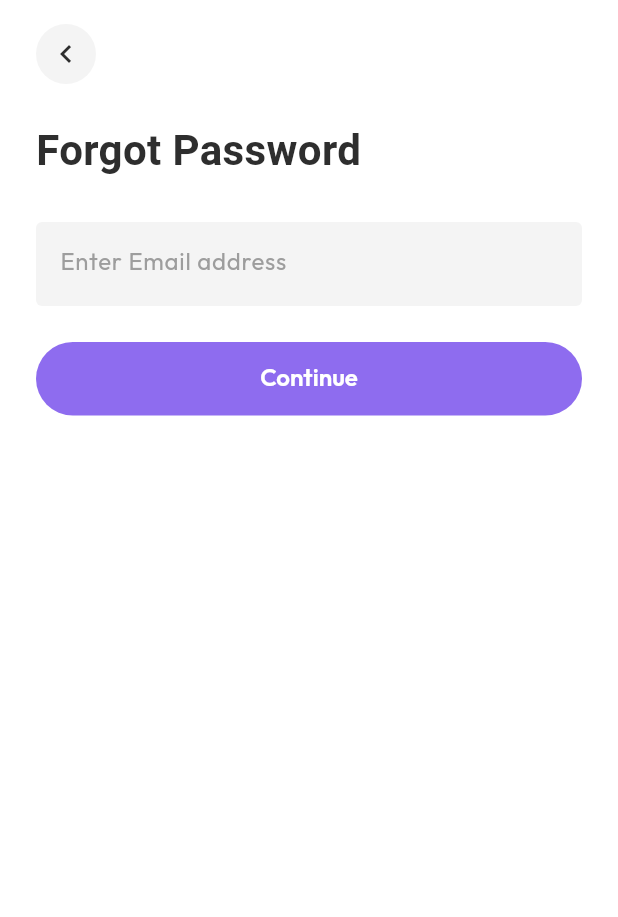
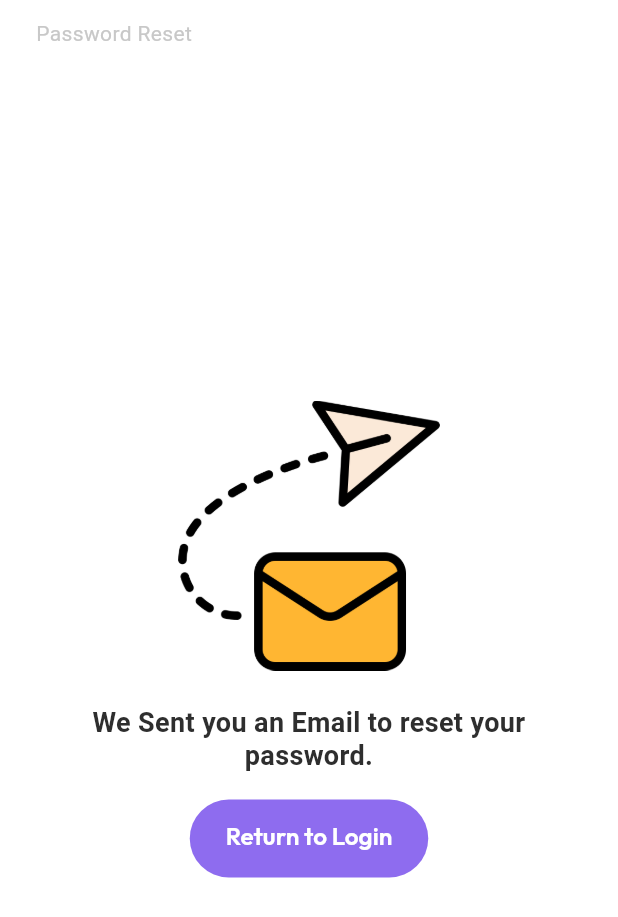
Before and after one commit to kurachix/componentesflutter, a Flutter app: the ForgotPasswordScreen screen opened by its route, after a tap on "Continue", on a phone screen of 412 x 824 dp. Shown: the top 917 px of the screen. Run offline on Flutter 3.47's test engine with Material 3 defaults, Android fonts, the phone set to English and light mode, and no system bars; our stand-ins replace device_preview, google_fonts.

```diff
--- a/lib/main.dart
+++ b/lib/main.dart
@@ -35,6 +35,7 @@ class MyApp extends StatelessWidget {
         '/password': (_) => const PasswordLoginScreen(),
         '/create-account': (_) => const CreateAccountScreen(),
         '/forgot-password': (_) => const ForgotPasswordScreen(),
+        '/reset-sent': (_) => const ResetSentScreen(),
       },
     );
   }
@@ -264,6 +265,14 @@ class CreateAccountScreen extends StatelessWidget {
 class ForgotPasswordScreen extends StatelessWidget {
   const ForgotPasswordScreen({super.key});
 
+  void _openResetSentPage(BuildContext context) {
+    Navigator.of(context).push(
+      MaterialPageRoute<void>(
+        builder: (_) => const ResetSentScreen(),
+      ),
+    );
+  }
+
   @override
   Widget build(BuildContext context) {
     return Scaffold(
@@ -302,7 +311,7 @@ class ForgotPasswordScreen extends StatelessWidget {
                   BotaoPadrao(
                     text: 'Continue',
                     width: double.infinity,
-                    onPressed: () {},
+                    onPressed: () => _openResetSentPage(context),
                   ),
                 ],
               ),
@@ -313,3 +322,75 @@ class ForgotPasswordScreen extends StatelessWidget {
     );
   }
 }
+
+class ResetSentScreen extends StatelessWidget {
+  const ResetSentScreen({super.key});
+
+  @override
+  Widget build(BuildContext context) {
+    return Scaffold(
+      backgroundColor: Colors.white,
+      body: SafeArea(
+        child: Stack(
+          children: [
+            Positioned(
+              top: 12,
+              left: 24,
+              child: Text(
+                'Password Reset',
+                style: TextStyle(
+                  color: Color(0xFFC8C8C8),
+                  fontSize: 14,
+                  fontWeight: FontWeight.w400,
+                ),
+              ),
+            ),
+            Positioned(
+              top: 28,
+              left: 24,
+              right: 24,
+              bottom: 0,
+              child: Container(
+                decoration: const BoxDecoration(
+                  color: Colors.white,
+                  borderRadius: BorderRadius.all(Radius.circular(28)),
+                ),
+                child: Column(
+                  mainAxisAlignment: MainAxisAlignment.center,
+                  children: [
+                    Image.asset(
+                      'foto_pag5.png',
+                      width: 180,
+                      fit: BoxFit.contain,
+                    ),
+                    const SizedBox(height: 24),
+                    const Padding(
+                      padding: EdgeInsets.symmetric(horizontal: 18),
+                      child: Text(
+                        'We Sent you an Email to reset your password.',
+                        textAlign: TextAlign.center,
+                        style: TextStyle(
+                          color: Color(0xFF2E2E2E),
+                          fontSize: 18,
+                          fontWeight: FontWeight.w700,
+                          height: 1.2,
+                        ),
+                      ),
+                    ),
+                    const SizedBox(height: 18),
+                    BotaoPadrao(
+                      text: 'Return to Login',
+                      width: 159,
+                      height: 52,
+                      onPressed: () => Navigator.of(context).popUntil((route) => route.isFirst),
+                    ),
+                  ],
+                ),
+              ),
+            ),
+          ],
+        ),
+      ),
+    );
+  }
+}
--- a/lib/widgets/botao_login.dart
+++ b/lib/widgets/botao_login.dart
@@ -7,7 +7,7 @@ class BotaoLogin extends StatelessWidget {
     required this.icone,
     required this.onPressed,
     this.width = 344,
-    this.height = 49,
+    this.height = 56,
     this.backgroundColor = const Color(0xFFF4F4F4),
     this.textColor = const Color(0xFF1C1C1C),
   });
@@ -41,16 +41,19 @@ class BotaoLogin extends StatelessWidget {
           fit: StackFit.expand,
           children: [
             Positioned(
-              left: 16,
+              left: 20,
               top: 0,
               bottom: 0,
               child: Center(child: icone),
             ),
-            const SizedBox.expand(),
             Center(
+              child: FittedBox(
+                fit: BoxFit.scaleDown,
                 child: Text(
                   texto,
                   textAlign: TextAlign.center,
+                  maxLines: 1,
+                  softWrap: false,
                   style: const TextStyle(
                     fontFamily: 'Circular Std',
                     fontSize: 16,
@@ -59,6 +62,7 @@ class BotaoLogin extends StatelessWidget {
                   ).copyWith(color: textColor),
                 ),
               ),
+            ),
           ],
         ),
       ),
--- a/lib/widgets/botao_padrao.dart
+++ b/lib/widgets/botao_padrao.dart
@@ -7,7 +7,7 @@ class BotaoPadrao extends StatelessWidget {
     required this.text,
     required this.onPressed,
     this.width = 344,
-    this.height = 49,
+    this.height = 56,
     this.backgroundColor = const Color(0xFF8E6CEF),
     this.textColor = Colors.white,
   });
@@ -30,17 +30,20 @@ class BotaoPadrao extends StatelessWidget {
           backgroundColor: backgroundColor,
           foregroundColor: textColor,
           elevation: 0,
-          padding: const EdgeInsets.symmetric(horizontal: 48.6, vertical: 11),
+          padding: const EdgeInsets.symmetric(horizontal: 24, vertical: 16),
           shape: RoundedRectangleBorder(
             borderRadius: BorderRadius.circular(100),
           ),
           textStyle: GoogleFonts.outfit(
-            fontSize: 16,
+            fontSize: 17,
             fontWeight: FontWeight.w600,
             height: 1.0,
           ),
         ),
-        child: Text(text),
+        child: FittedBox(
+          fit: BoxFit.scaleDown,
+          child: Text(text, maxLines: 1, softWrap: false),
+        ),
       ),
     );
   }
--- a/pubspec.yaml
+++ b/pubspec.yaml
@@ -61,6 +61,9 @@ flutter:
   # the material Icons class.
   uses-material-design: true
 
+  assets:
+    - foto_pag5.png
+
   # To add assets to your application, add an assets section, like this:
   # assets:
   #   - images/a_dot_burr.jpeg
```
Also changed, not shown: foto_pag5.png (added). Lines whose indentation alone changed are shown as unchanged.
